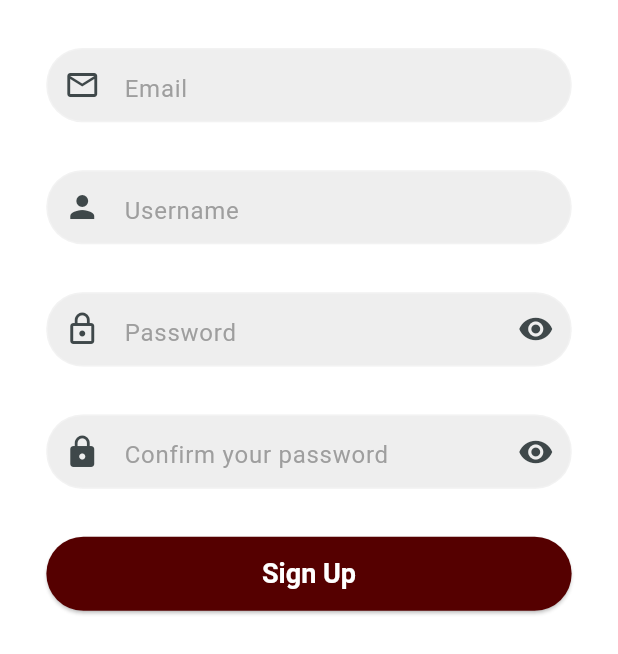
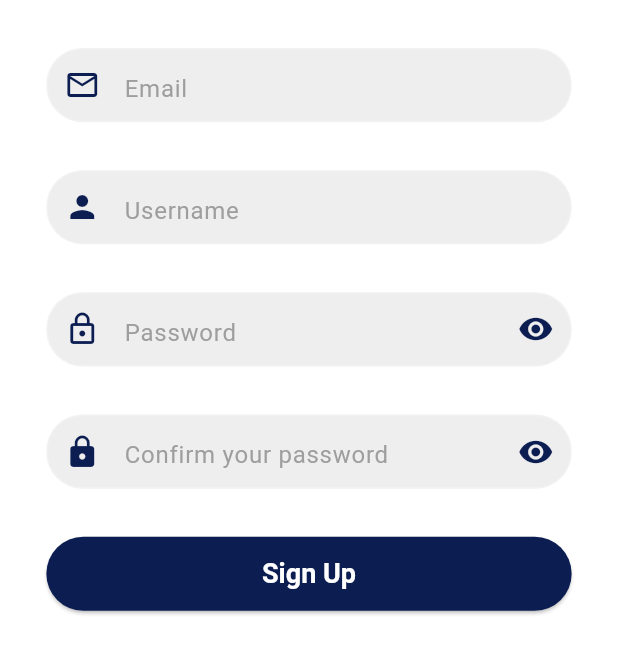
Before and after one commit to rostikKalabishka/Ai-FitCoach, a Flutter app: the SignUpScreen screen opened directly, on a phone screen of 412 x 824 dp. Shown: the top 654 px of the screen. Run offline on Flutter 3.47's test engine with Material 3 defaults, Android fonts, the phone set to English and light mode, and no system bars; our stand-ins replace auto_route, bloc, cached_network_image, cloud_firestore, equatable, firebase_auth and 12 more; missing offline and left inert: flutter_facebook_auth; accounts and stored records are empty; generated files the repository leaves out were written again; network calls fail.

Commit message:
redesign colors across app / theming

```diff
--- a/lib/features/auth/auth_screen/auth_screen.dart
+++ b/lib/features/auth/auth_screen/auth_screen.dart
@@ -58,6 +58,7 @@ class _AuthScreenState extends State<AuthScreen> with TickerProviderStateMixin {
               ),
             ),
             TabBar(
+              indicatorColor: theme.bottomNavigationBarTheme.unselectedItemColor,
                 controller: tabController,
                 indicatorSize: TabBarIndicatorSize.tab,
                 tabs: [
--- a/lib/features/auth/sign_in/sign_in_screen.dart
+++ b/lib/features/auth/sign_in/sign_in_screen.dart
@@ -46,7 +46,7 @@ class _SignInScreenState extends State<SignInScreen> {
                       hintText: S.of(context).email,
                       obscureText: false,
                       keyboardType: TextInputType.emailAddress,
-                      prefixIcon: Icon(Icons.email_outlined),
+                      prefixIcon: Icon(Icons.email_outlined, color: theme.colorScheme.primary,),
                       errorMsg: _errorMsg,
                       validator: (val) => FormValidators.emailValidator(val),
                     ),
@@ -64,7 +64,7 @@ class _SignInScreenState extends State<SignInScreen> {
                       hintText: S.of(context).password,
                       obscureText: obscurePassword,
                       keyboardType: TextInputType.visiblePassword,
-                      prefixIcon: Icon(Icons.lock_outline),
+                      prefixIcon: Icon(Icons.lock_outline, color: theme.colorScheme.primary,),
                       errorMsg: _errorMsg,
                       validator: (val) => FormValidators.passwordValidator(val),
                       suffixIcon: IconButton(
@@ -73,6 +73,7 @@ class _SignInScreenState extends State<SignInScreen> {
                               obscurePassword = !obscurePassword;
                             });
                           },
+                          color: theme.colorScheme.primary,
                           icon: Icon(obscurePassword
                               ? Icons.visibility
                               : Icons.visibility_off)),
--- a/lib/features/auth/sign_up/sign_up_screen.dart
+++ b/lib/features/auth/sign_up/sign_up_screen.dart
@@ -47,7 +47,7 @@ class _SignUpScreenState extends State<SignUpScreen> {
                       hintText: S.of(context).email,
                       obscureText: false,
                       keyboardType: TextInputType.emailAddress,
-                      prefixIcon: Icon(Icons.email_outlined),
+                      prefixIcon: Icon(Icons.email_outlined, color: theme.colorScheme.primary,),
                       errorMsg: _errorMsg,
                       validator: (val) => FormValidators.emailValidator(val)),
                 ),
@@ -63,7 +63,7 @@ class _SignUpScreenState extends State<SignUpScreen> {
                       hintText: S.of(context).username,
                       obscureText: false,
                       keyboardType: TextInputType.name,
-                      prefixIcon: Icon(Icons.person),
+                      prefixIcon: Icon(Icons.person, color: theme.colorScheme.primary,),
                       errorMsg: _errorMsg,
                       validator: (val) =>
                           FormValidators.usernameValidator(val)),
@@ -80,7 +80,7 @@ class _SignUpScreenState extends State<SignUpScreen> {
                     hintText: S.of(context).password,
                     obscureText: obscurePassword,
                     keyboardType: TextInputType.visiblePassword,
-                    prefixIcon: Icon(Icons.lock_outline),
+                    prefixIcon: Icon(Icons.lock_outline, color: theme.colorScheme.primary,),
                     errorMsg: _errorMsg,
                     validator: (val) => FormValidators.passwordValidator(val),
                     suffixIcon: IconButton(
@@ -89,6 +89,7 @@ class _SignUpScreenState extends State<SignUpScreen> {
                             obscurePassword = !obscurePassword;
                           });
                         },
+                        color: theme.colorScheme.primary,
                         icon: Icon(obscurePassword
                             ? Icons.visibility
                             : Icons.visibility_off)),
@@ -106,7 +107,7 @@ class _SignUpScreenState extends State<SignUpScreen> {
                     hintText: S.of(context).confirmYourPassword,
                     obscureText: obscuredConfirmedPassword,
                     keyboardType: TextInputType.visiblePassword,
-                    prefixIcon: Icon(Icons.lock),
+                    prefixIcon: Icon(Icons.lock, color: theme.colorScheme.primary,),
                     errorMsg: _errorMsg,
                     validator: (val) => FormValidators.confirmPasswordValidator(
                         val, passwordController.text),
@@ -119,6 +120,7 @@ class _SignUpScreenState extends State<SignUpScreen> {
                             },
                           );
                         },
+                        color: theme.colorScheme.primary,
                         icon: Icon(obscuredConfirmedPassword
                             ? Icons.visibility
                             : Icons.visibility_off)),
--- a/lib/features/challenges/challenges_screen/challenges_screen.dart
+++ b/lib/features/challenges/challenges_screen/challenges_screen.dart
@@ -126,7 +126,7 @@ String _categoryType (CategoryType categoryType) {
           border: Border(
             bottom: BorderSide(
               color: isSelected
-                  ? const Color.fromARGB(255, 87, 48, 69)
+                  ? theme.bottomNavigationBarTheme.unselectedItemColor!
                   : theme.colorScheme.onTertiary,
               width: 3,
             ),
--- a/lib/features/trending_screen/trending_subscreen.dart
+++ b/lib/features/trending_screen/trending_subscreen.dart
@@ -83,10 +83,10 @@ class _TrendingSubScreenState extends State<TrendingSubScreen> {
                     onPressed: () {
                       Navigator.of(context).pop();
                     },
-                    icon: const Icon(
+                    icon: Icon(
                       Icons.arrow_back,
-                      color: Colors.red,
-                      size: 28,
+                      color: theme.bottomNavigationBarTheme.unselectedItemColor,
+                      size: 32,
                     ),
                   ),
                 ),
--- a/lib/features/workout/description_category_workout/description_category_workout.dart
+++ b/lib/features/workout/description_category_workout/description_category_workout.dart
@@ -69,8 +69,8 @@ class _DescriptionCategoryWorkoutState
                             },
                             icon: Icon(
                               Icons.arrow_back,
-                              color: Colors.red,
-                              size: 28,
+                              color: theme.bottomNavigationBarTheme.unselectedItemColor,
+                              size: 32,
                             )),
                       ),
                       Padding(
--- a/lib/ui/theme/theme.dart
+++ b/lib/ui/theme/theme.dart
@@ -4,14 +4,14 @@ import 'package:flutter/material.dart';
 final themeDark = ThemeData.dark().copyWith(
   colorScheme: ColorScheme.fromSeed(
     seedColor: Colors.black,
-    primary: const Color.fromARGB(255, 85, 0, 0),
-    secondary: const Color.fromARGB(255, 255, 153, 0),
+    primary: const Color.fromARGB(255, 11, 29, 81),
+    secondary: Colors.deepOrange,
     tertiary: Colors.black,
     onTertiary: Colors.grey,
     brightness: Brightness.dark,
   ),
   cardTheme: CardThemeData(
-    color: const Color.fromARGB(255, 39, 1, 21),
+    color: const Color.fromARGB(255, 26, 33, 48),
   ),
   dropdownMenuTheme: DropdownMenuThemeData(
     textStyle: TextStyle(color: const Color.fromARGB(255, 255, 255, 255))
@@ -19,7 +19,7 @@ final themeDark = ThemeData.dark().copyWith(
   dividerTheme: DividerThemeData(color: Colors.white),
   bottomNavigationBarTheme: BottomNavigationBarThemeData(
     selectedIconTheme: IconThemeData(color: Colors.white),
-    unselectedItemColor: const Color.fromARGB(255, 87, 48, 69),
+    unselectedItemColor: const Color.fromARGB(255, 131, 180, 255),
     selectedItemColor: Colors.white,
   ),
   iconTheme: const IconThemeData(color: Colors.white),
@@ -33,7 +33,7 @@ final themeDark = ThemeData.dark().copyWith(
   elevatedButtonTheme: ElevatedButtonThemeData(
     style: ButtonStyle(
       backgroundColor: WidgetStateColor.resolveWith(
-        (states) => const Color.fromARGB(255, 85, 0, 0),
+        (states) => const Color.fromARGB(255, 11, 29, 81),
       ),
     ),
   ),
@@ -59,14 +59,14 @@ final themeLight = ThemeData.light().copyWith(
   primaryColor: Colors.grey[400],
   colorScheme: ColorScheme.fromSeed(
     seedColor: Colors.white,
-    primary: const Color.fromARGB(255, 85, 0, 0),
-    secondary: const Color.fromARGB(255, 255, 153, 0),
+    primary: const Color.fromARGB(255, 11, 29, 81),
+    secondary: Colors.deepOrange,
     tertiary: Colors.white,
     onTertiary: Colors.grey,
     brightness: Brightness.light,
   ),
   cardTheme: CardThemeData(
-    color: const Color.fromARGB(255, 39, 1, 21),
+    color: const Color.fromARGB(255, 26, 33, 48),
   ),
   dropdownMenuTheme: DropdownMenuThemeData(
     textStyle: TextStyle(color: Colors.black)),
@@ -79,14 +79,14 @@ final themeLight = ThemeData.light().copyWith(
   ),
   bottomNavigationBarTheme: BottomNavigationBarThemeData(
     selectedIconTheme: IconThemeData(color: const Color.fromARGB(255, 0, 0, 0)),
-    unselectedItemColor: const Color.fromARGB(255, 136, 0, 0),
+    unselectedItemColor: const Color.fromARGB(255, 131, 180, 255),
     selectedItemColor: const Color.fromARGB(255, 0, 0, 0),
   ),
   scaffoldBackgroundColor: Colors.white,
   elevatedButtonTheme: ElevatedButtonThemeData(
     style: ButtonStyle(
       backgroundColor: WidgetStateColor.resolveWith(
-        (states) => const Color.fromARGB(255, 85, 0, 0),
+        (states) => const Color.fromARGB(255, 11, 29, 81),
       ),
     ),
   ),
```
Also changed, not shown: lib/features/challenges/join_now_screen/join_now_screen.dart (+4 -4 lines), lib/features/settings/settings_screen/settings_screen.dart (+7 -1 lines), assets/images/welcome/welcome_screen_background.png.
